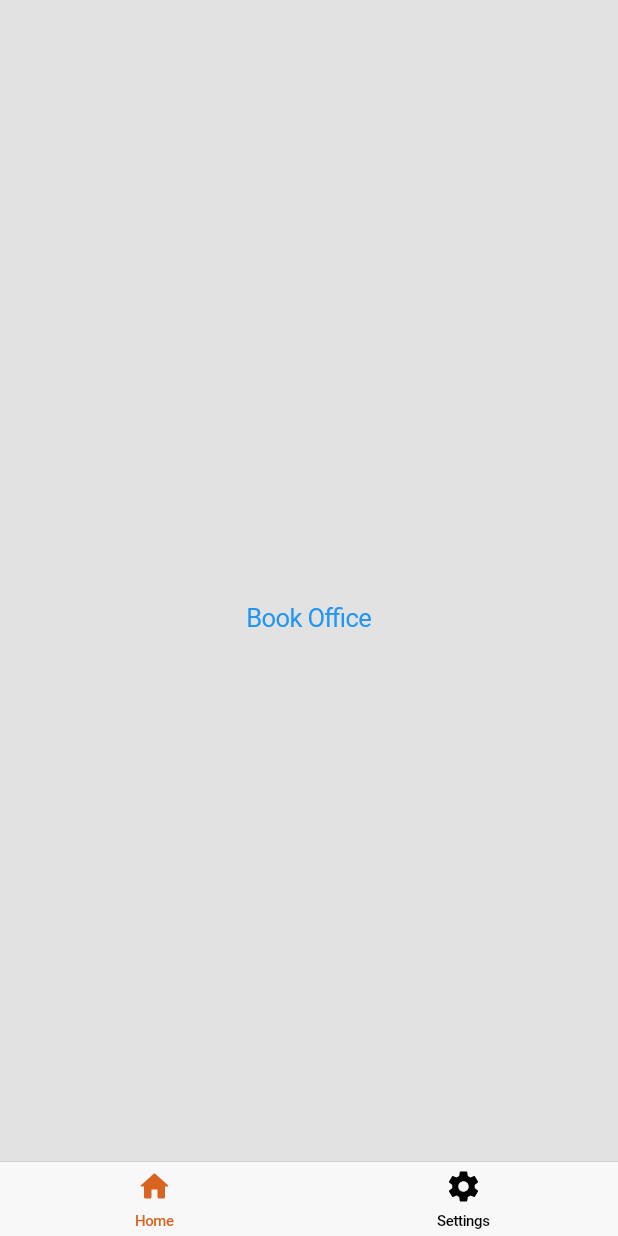
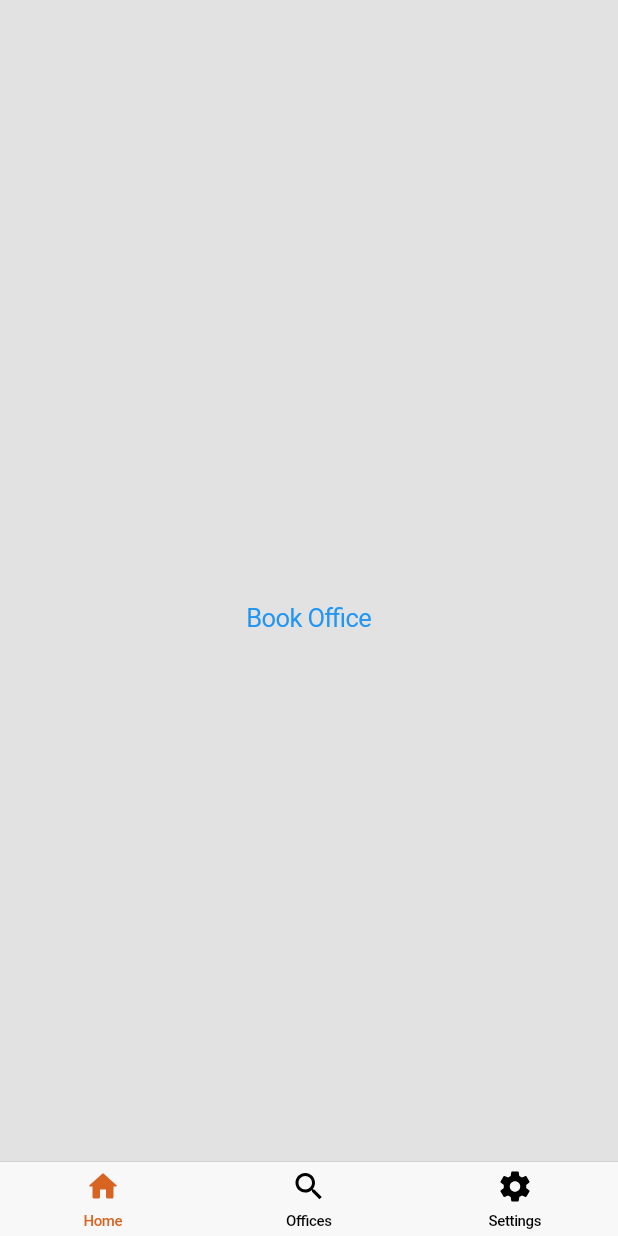
Before and after one commit to zaj-e/Rentify, a Flutter app: the screen it shows after launch, on a phone screen of 412 x 824 dp. Run offline on Flutter 3.47's test engine with Material 2 defaults, Android fonts, the phone set to English and light mode, and no system bars; our stand-ins replace flutter_svg.

Commit message:
Adding to  menu

```diff
--- a/lib/navigation/router.dart
+++ b/lib/navigation/router.dart
@@ -1,4 +1,5 @@
-import 'package:rentify/views/create_reservation.dart';
+
+import 'package:rentify/views/offices.dart';
 
 import './components.dart';
 import 'package:rentify/views/home.dart';
@@ -9,7 +10,9 @@ import 'package:flutter/cupertino.dart';
 class AppRouter extends StatelessWidget {
   static final List<Widget Function(BuildContext)> tabs_function = [
     (context) => HomePage(),
+    (context) => Offices(),
     (context) => SettingsPage(),
+
   ];
 
   static final List<BottomNavigationBarItem> tabs_display = [
@@ -19,10 +22,15 @@ class AppRouter extends StatelessWidget {
       activeColor: customColor.active,
     ),
     NavigationComponents.customBottomNavigationBarItem(
+      iconURI: 'assets/svg/search.svg',
+      title: 'Offices',
+      activeColor: customColor.active,
+    ),
+    NavigationComponents.customBottomNavigationBarItem(
       iconURI: 'assets/svg/settings.svg',
       title: 'Settings',
       activeColor: customColor.active,
-    ),
+    )
   ];
 
   @override
--- a/lib/views/offices.dart
+++ b/lib/views/offices.dart
@@ -70,7 +70,7 @@ class OfficeDetails extends StatelessWidget {
           height: 150.0,
           decoration: BoxDecoration(
               image: DecorationImage(
-                image: NetworkImage(value['picture']['large']),
+                image: NetworkImage(value['https://cdn.shopify.com/s/files/1/1684/4225/products/artificial_green_plant_wall_office4_1200x.png?v=1569079588']['large']),
                 fit: BoxFit.cover,
               ),
               borderRadius: BorderRadius.all(Radius.circular(90.0)),
```
Also changed, not shown: assets/svg/search.svg (added).
